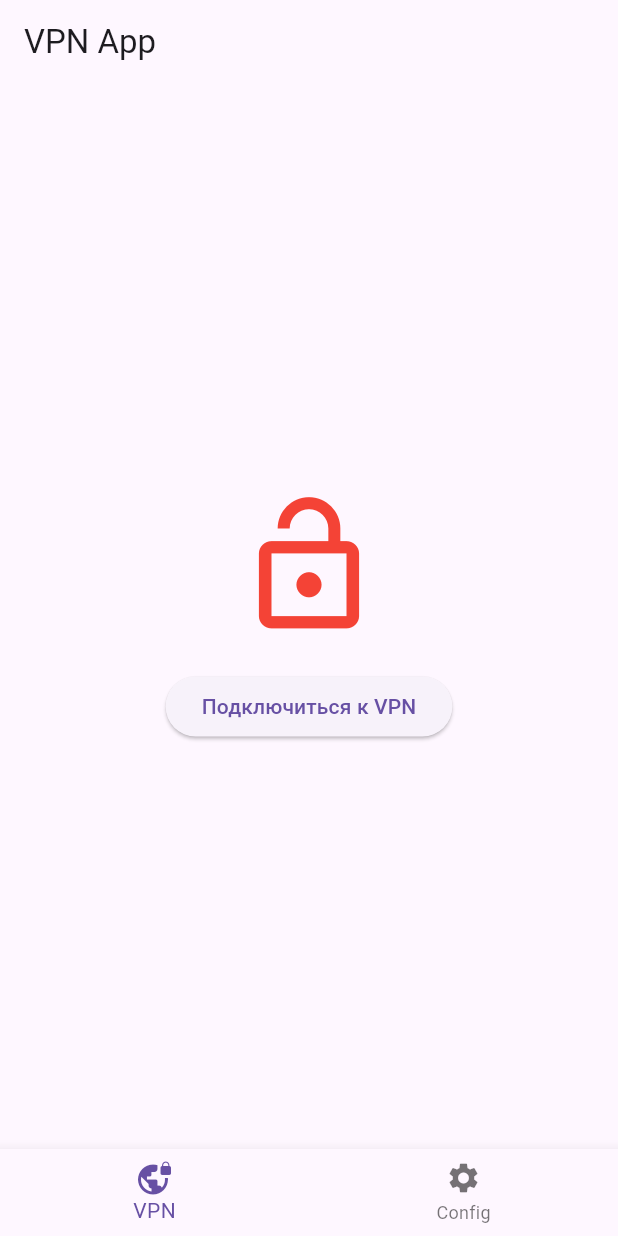
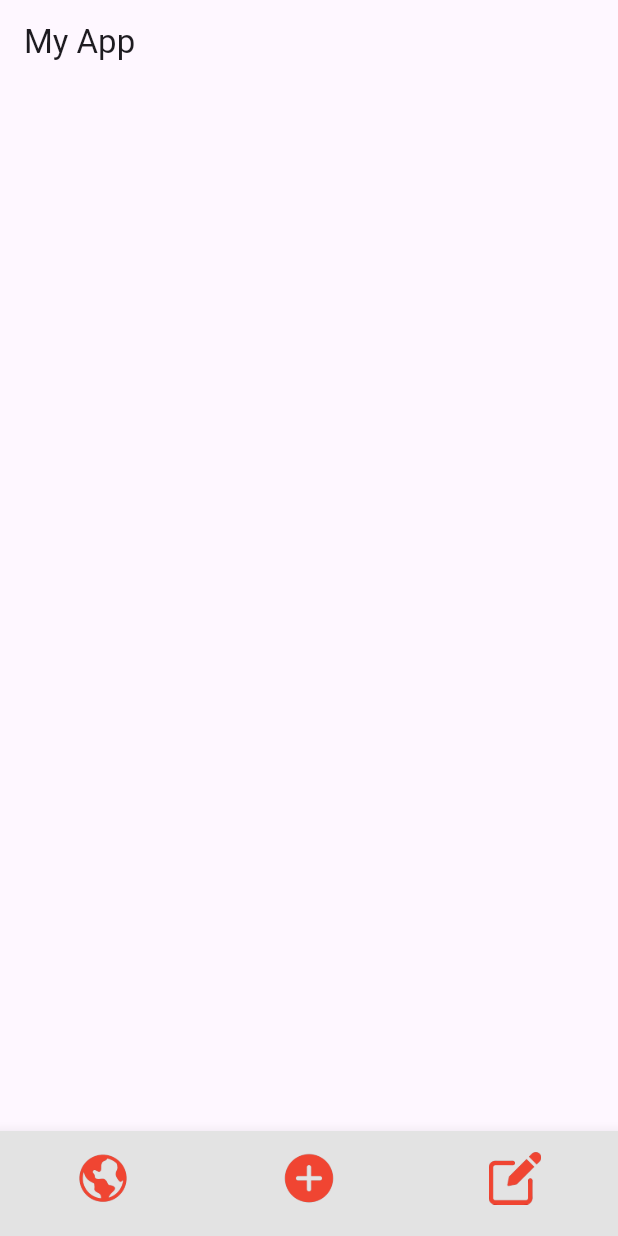
Before and after one commit to JLWorker/FreeZone, a Flutter app: the screen it shows after launch, on a phone screen of 412 x 824 dp. Run offline on Flutter 3.47's test engine with Material 3 defaults, Android fonts, the light colour scheme and no system bars.

Commit message:
Add footer widget

```diff
--- a/lib/main.dart
+++ b/lib/main.dart
@@ -13,7 +13,7 @@
       theme: ThemeData(
         primarySwatch: Colors.blue,
       ),
-      home: main_screen(),
+      home: Mainscreen(),
     );
   }
 }
--- a/lib/pages/mainscreen.dart
+++ b/lib/pages/mainscreen.dart
@@ -1,13 +1,15 @@
 import 'package:flutter/material.dart';
 import 'package:free_zone/widgets/config_editor.dart' as config_editor;
-import 'package:free_zone/pages/vpnscreen.dart' as vpnscreen;
+import 'package:free_zone/widgets/footer_image.dart';
 
-class main_screen extends StatefulWidget {
+import '../themes/app-style.dart';
+
+class Mainscreen extends StatefulWidget {
   @override
   _MainScreenState createState() => _MainScreenState();
 }
 
-class _MainScreenState extends State<main_screen> {
+class _MainScreenState extends State<Mainscreen> {
   int _selectedIndex = 0;
 
   void _onItemTapped(int index) {
@@ -17,30 +19,34 @@ class _MainScreenState extends State<main_screen> {
   }
 
   final List<Widget> _screens = [
-    vpnscreen.VpnScreen(),
-    config_editor.ConfigEditorScreen(),
   ];
+
+
 
   @override
   Widget build(BuildContext context) {
     return Scaffold(
         appBar: AppBar(
-        title: Text('VPN App'),
+        title: Text('My App'),
     ),
-      body: _screens[_selectedIndex],
-      bottomNavigationBar: BottomNavigationBar(
-        items: const <BottomNavigationBarItem>[
+    // body: _screens[_selectedIndex],
+    bottomNavigationBar: BottomNavigationBar(items: <BottomNavigationBarItem>[
     BottomNavigationBarItem(
-            icon: Icon(Icons.vpn_lock),
-            label: 'VPN',
+      icon: FooterImage('assets/icons/globe-earth.png'),
+      label: ""
     ),
     BottomNavigationBarItem(
-            icon: Icon(Icons.settings),
-            label: 'Config',
+      icon: FooterImage('assets/icons/add.png'),
+      label: ""
+    ),
+    BottomNavigationBarItem(
+      icon: FooterImage('assets/icons/edit.png'),
+      label: ""
     ),
     ],
-        currentIndex: _selectedIndex,
-        onTap: _onItemTapped,
+      showSelectedLabels: false,
+      showUnselectedLabels: false,
+    backgroundColor: AppStyle.footer.color,
     ),
     );
   }
--- a/lib/pages/vpnscreen.dart
+++ /dev/null
@@ -1,37 +0,0 @@
-import 'package:flutter/material.dart';
-
-class VpnScreen extends StatefulWidget {
-  @override
-  _VpnScreenState createState() => _VpnScreenState();
-}
-
-class _VpnScreenState extends State<VpnScreen> {
-  bool _isConnected = false;
-
-  void _toggleConnection() {
-    setState(() {
-      _isConnected = !_isConnected;
-    });
-  }
-
-  @override
-  Widget build(BuildContext context) {
-    return Center(
-      child: Column(
-        mainAxisAlignment: MainAxisAlignment.center,
-        children: [
-          Icon(
-            _isConnected ? Icons.vpn_lock : Icons.lock_open,
-            size: 100,
-            color: _isConnected ? Colors.green : Colors.red,
-          ),
-          const SizedBox(height: 20),
-          ElevatedButton(
-            onPressed: _toggleConnection,
-            child: Text(_isConnected ? 'Отключиться от VPN' : 'Подключиться к VPN'),
-          ),
-        ],
-      ),
-    );
-  }
-}
--- a/lib/themes/app-style.dart
+++ b/lib/themes/app-style.dart
@@ -1,9 +1,7 @@
 import 'package:flutter/material.dart';
 
 class AppStyle{
-  static const TextStyle headline1 = TextStyle(
-    fontSize: 32,
-    fontWeight: FontWeight.bold,
-    color: Colors.black,
+  static const TextStyle footer = TextStyle(
+    color: Color(0xFFE3E3E3),
   );
 }
--- /dev/null
+++ b/lib/widgets/code_redactor.dart
@@ -0,0 +1,3 @@
+class CodeRedactor{
+
+}
--- /dev/null
+++ b/lib/widgets/footer_image.dart
@@ -0,0 +1,20 @@
+import 'package:flutter/cupertino.dart';
+
+class FooterImage extends StatelessWidget{
+
+  final String imagePath;
+
+
+  const FooterImage(this.imagePath, {super.key});
+
+  @override
+  Widget build(BuildContext context) {
+    return Image.asset(
+      imagePath,
+      width: 35,
+      height: 35,
+    );
+  }
+
+
+}
--- a/pubspec.yaml
+++ b/pubspec.yaml
@@ -35,6 +35,7 @@ dependencies:
   # The following adds the Cupertino Icons font to your application.
   # Use with the CupertinoIcons class for iOS style icons.
   cupertino_icons: ^1.0.8
+  ikev_flutter: ^0.0.2
 
 dev_dependencies:
   flutter_test:
@@ -57,6 +58,10 @@ flutter:
   # included with your application, so that you can use the icons in
   # the material Icons class.
   uses-material-design: true
+  assets:
+    - assets/icons/globe-earth.png
+    - assets/icons/add.png
+    - assets/icons/edit.png
 
   # To add assets to your application, add an assets section, like this:
   # assets:
```
Also changed, not shown: assets/icons/add.png (renamed from lib/assets/icons/add.png), assets/icons/edit.png (renamed from lib/assets/icons/edit.png), assets/icons/globe-earth.png (renamed from lib/assets/icons/globe-earth.png), assets/icons/lock.png (renamed from lib/assets/icons/lock.png), assets/icons/unlock.png (renamed from lib/assets/icons/unlock.png), assets/icons/vpn.png (renamed from lib/assets/icons/vpn.png), pubspec.lock. Lines whose indentation alone changed are shown as unchanged.
